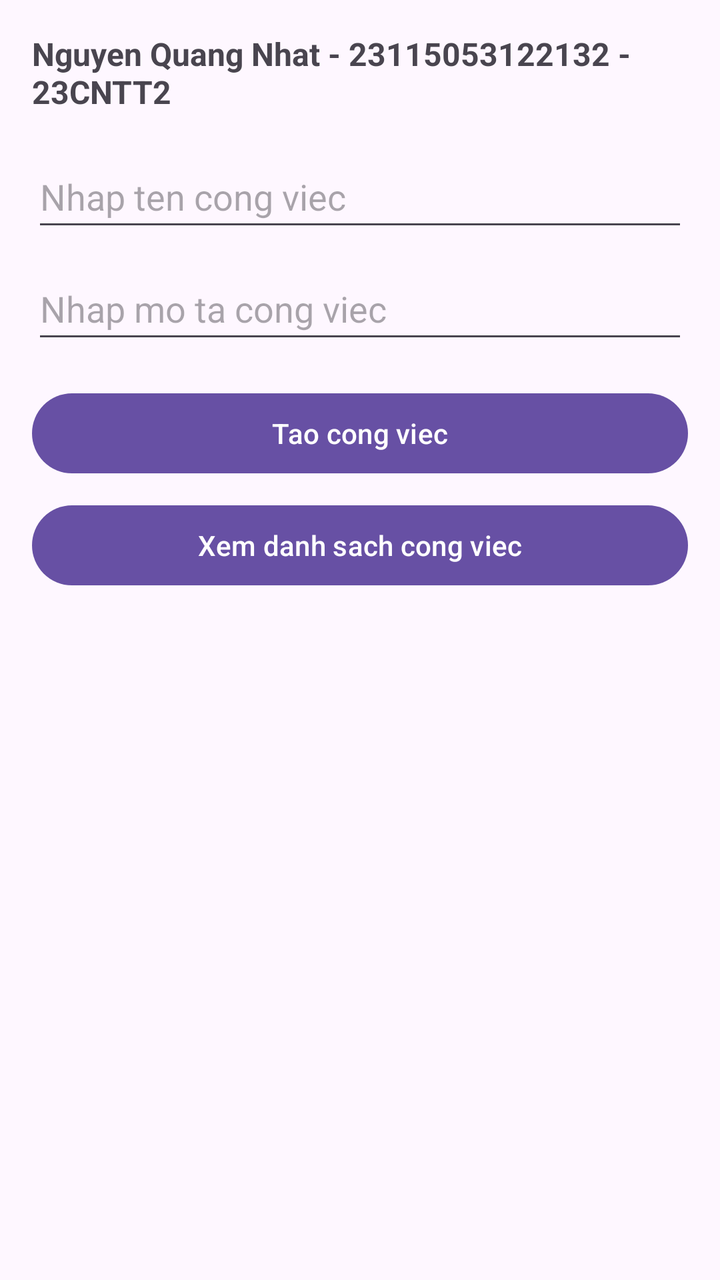
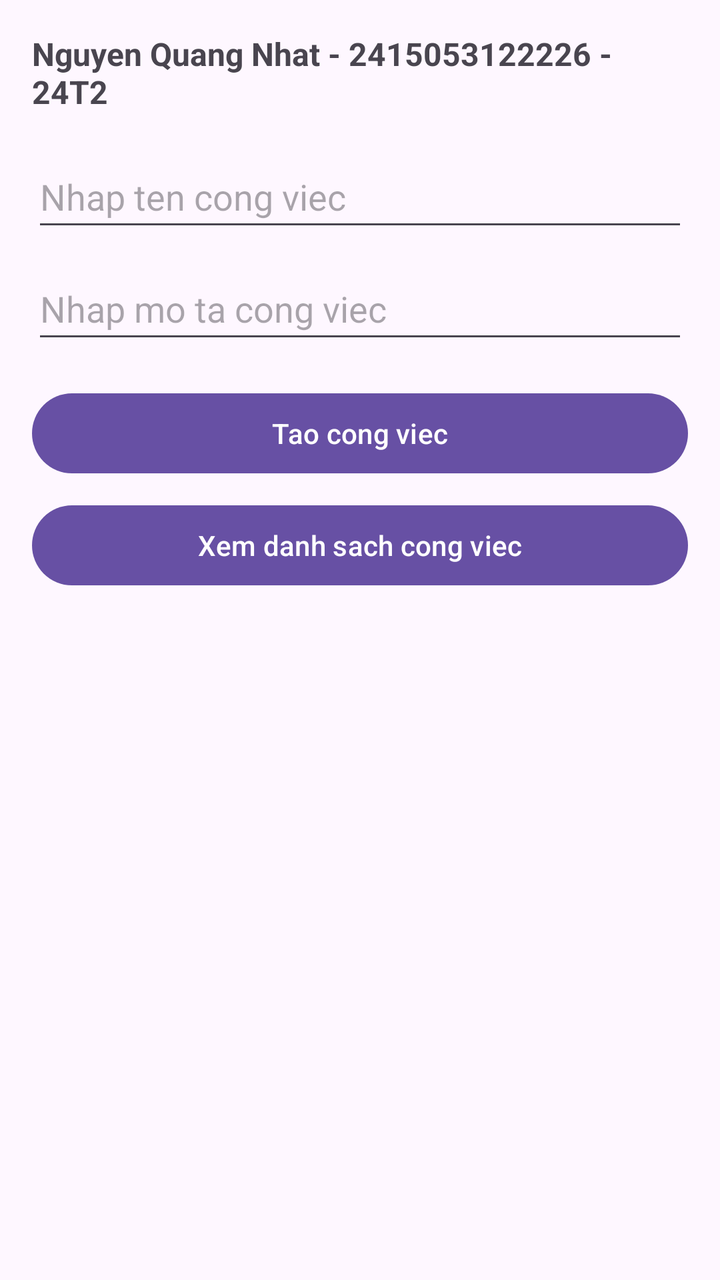

Before-and-after screenshots of an Android layout around one commit, followed by the original layout XML and the change that was made.
<!-- AndroidManifest.xml: application theme Theme.KiemTraLan2 -->
<!-- res/layout/activity_main.xml -->
<?xml version="1.0" encoding="utf-8"?>
<LinearLayout xmlns:android="http://schemas.android.com/apk/res/android"
    android:layout_width="match_parent"
    android:layout_height="match_parent"
    android:orientation="vertical"
    android:padding="16dp">

    
    <TextView
        android:id="@+id/tvThongTinSinhVien"
        android:layout_width="match_parent"
        android:layout_height="wrap_content"
        android:text="Nguyen Quang Nhat - 23115053122132 - 23CNTT2"
        android:textSize="16sp"
        android:textStyle="bold"
        android:paddingBottom="16dp" />

    
    <EditText
        android:id="@+id/etTenCongViec"
        android:layout_width="match_parent"
        android:layout_height="wrap_content"
        android:hint="Nhap ten cong viec"
        android:minHeight="48dp" />

    
    <EditText
        android:id="@+id/etMoTaCongViec"
        android:layout_width="match_parent"
        android:layout_height="wrap_content"
        android:layout_marginTop="8dp"
        android:hint="Nhap mo ta cong viec"
        android:minHeight="48dp" />

    
    <Button
        android:id="@+id/btnTaoCongViec"
        android:layout_width="match_parent"
        android:layout_height="wrap_content"
        android:layout_marginTop="16dp"
        android:text="Tao cong viec" />

    
    <Button
        android:id="@+id/btnXemDanhSach"
        android:layout_width="match_parent"
        android:layout_height="wrap_content"
        android:layout_marginTop="8dp"
        android:text="Xem danh sach cong viec" />

</LinearLayout>
<!-- resources referenced by this layout -->
<resources>
  <style name="Theme.KiemTraLan2" parent="Base.Theme.KiemTraLan2" />
  <style name="Base.Theme.KiemTraLan2" parent="Theme.Material3.DayNight.NoActionBar">
          
          
      </style>
</resources>

<!-- the commit's change to res/layout/activity_main.xml (unified diff, before → after) -->
@@ -10,7 +10,7 @@
         android:id="@+id/tvThongTinSinhVien"
         android:layout_width="match_parent"
         android:layout_height="wrap_content"
-        android:text="Nguyen Quang Nhat - 23115053122132 - 23CNTT2"
+        android:text="Nguyen Quang Nhat - 2415053122226 - 24T2"
         android:textSize="16sp"
         android:textStyle="bold"
         android:paddingBottom="16dp" />
